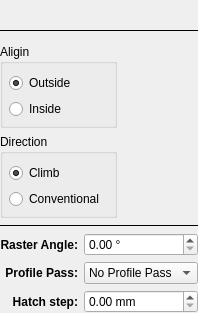
Qt form plugins/gcode/hatching/hatchingform.ui (XRay3D/GERBER_X3) before a commit.
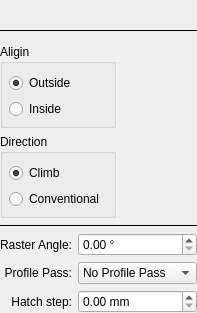
The same form after that commit. Icons and pictures are not drawn. Custom widgets are drawn as their Qt base class.

Patch:
```diff
--- a/plugins/gcode/hatching/hatchingform.ui
+++ b/plugins/gcode/hatching/hatchingform.ui
@@ -197,11 +197,6 @@
        <property name="enabled">
         <bool>true</bool>
        </property>
-       <property name="font">
-        <font>
-         <bold>true</bold>
-        </font>
-       </property>
        <property name="text">
         <string>Raster Angle:</string>
        </property>
@@ -228,11 +223,6 @@
        <property name="enabled">
         <bool>true</bool>
        </property>
-       <property name="font">
-        <font>
-         <bold>true</bold>
-        </font>
-       </property>
        <property name="text">
         <string>Profile Pass:</string>
        </property>
@@ -265,11 +255,6 @@
      </item>
      <item row="2" column="0">
       <widget class="QLabel" name="labelAcc">
-       <property name="font">
-        <font>
-         <bold>true</bold>
-        </font>
-       </property>
        <property name="text">
         <string>Hatch step:</string>
        </property>
```
